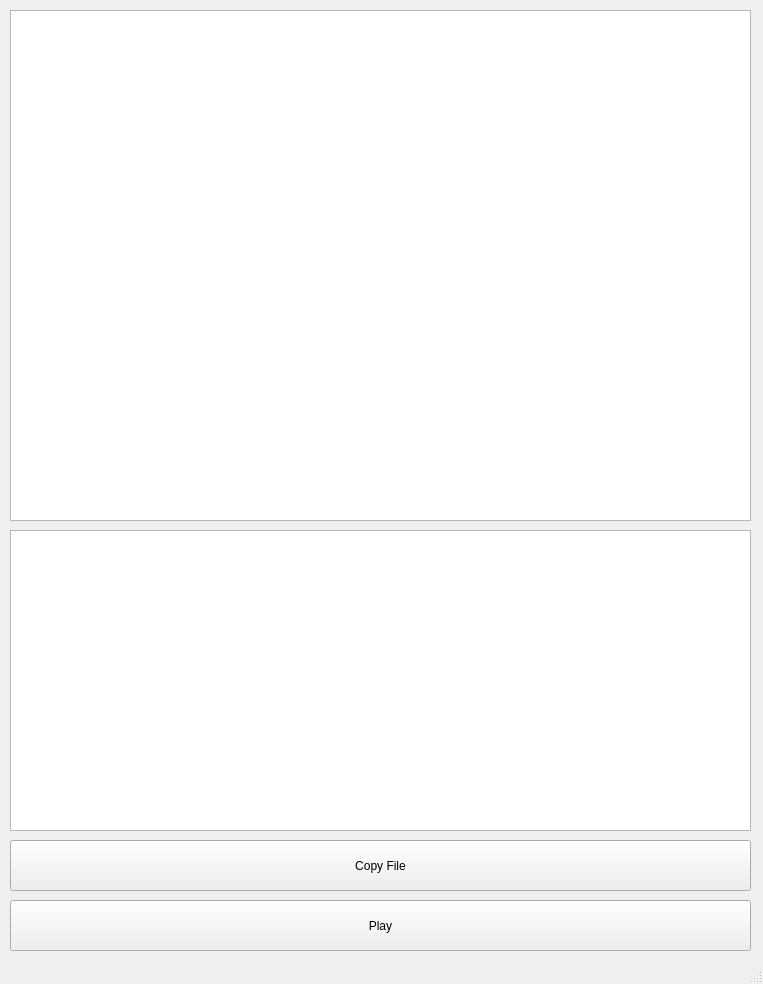
van-ess0/qwnPlayer, file MainWindow.ui: the form before one commit.
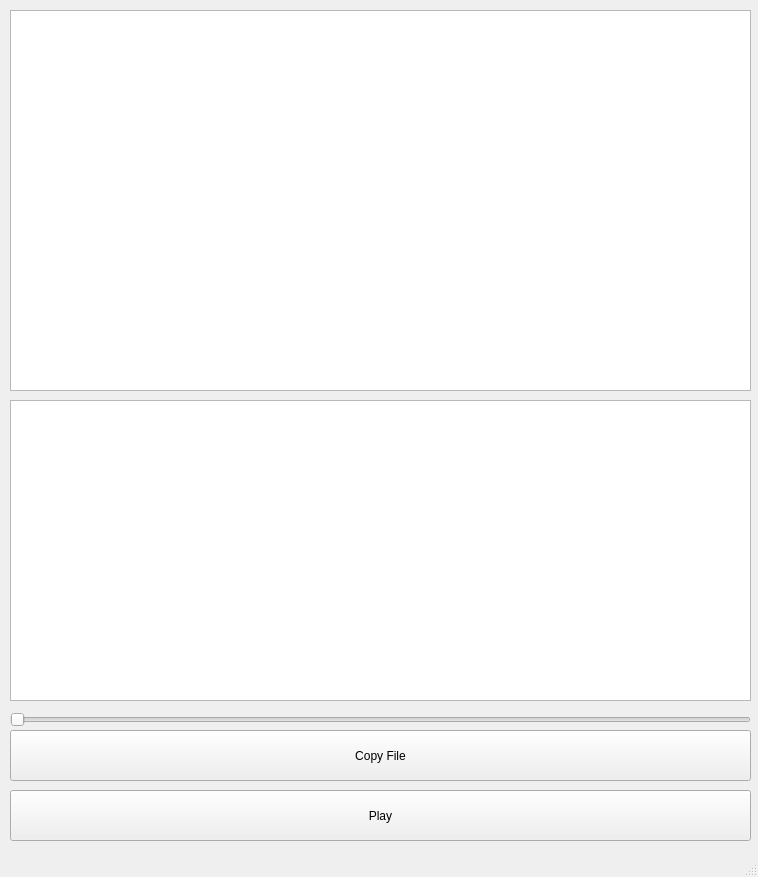
The form after the commit.

Patch:
```diff
--- a/MainWindow.ui
+++ b/MainWindow.ui
@@ -6,8 +6,8 @@
    <rect>
     <x>0</x>
     <y>0</y>
-    <width>763</width>
-    <height>984</height>
+    <width>758</width>
+    <height>877</height>
    </rect>
   </property>
   <property name="windowTitle">
@@ -20,7 +20,7 @@
       <x>10</x>
       <y>10</y>
       <width>741</width>
-      <height>511</height>
+      <height>381</height>
      </rect>
     </property>
     <property name="font">
@@ -36,7 +36,7 @@
     <property name="geometry">
      <rect>
       <x>10</x>
-      <y>900</y>
+      <y>790</y>
       <width>741</width>
       <height>51</height>
      </rect>
@@ -49,7 +49,7 @@
     <property name="geometry">
      <rect>
       <x>10</x>
-      <y>530</y>
+      <y>400</y>
       <width>741</width>
       <height>301</height>
      </rect>
@@ -59,7 +59,7 @@
     <property name="geometry">
      <rect>
       <x>10</x>
-      <y>840</y>
+      <y>730</y>
       <width>741</width>
       <height>51</height>
      </rect>
@@ -68,6 +68,19 @@
      <string>Copy File</string>
     </property>
    </widget>
+   <widget class="QSlider" name="horizontalSlider">
+    <property name="geometry">
+     <rect>
+      <x>10</x>
+      <y>710</y>
+      <width>741</width>
+      <height>20</height>
+     </rect>
+    </property>
+    <property name="orientation">
+     <enum>Qt::Horizontal</enum>
+    </property>
+   </widget>
   </widget>
   <widget class="QMenuBar" name="menubar">
    <property name="geometry">
```
Left out of the diff: 2 changed lines with no effect on the pictures.
